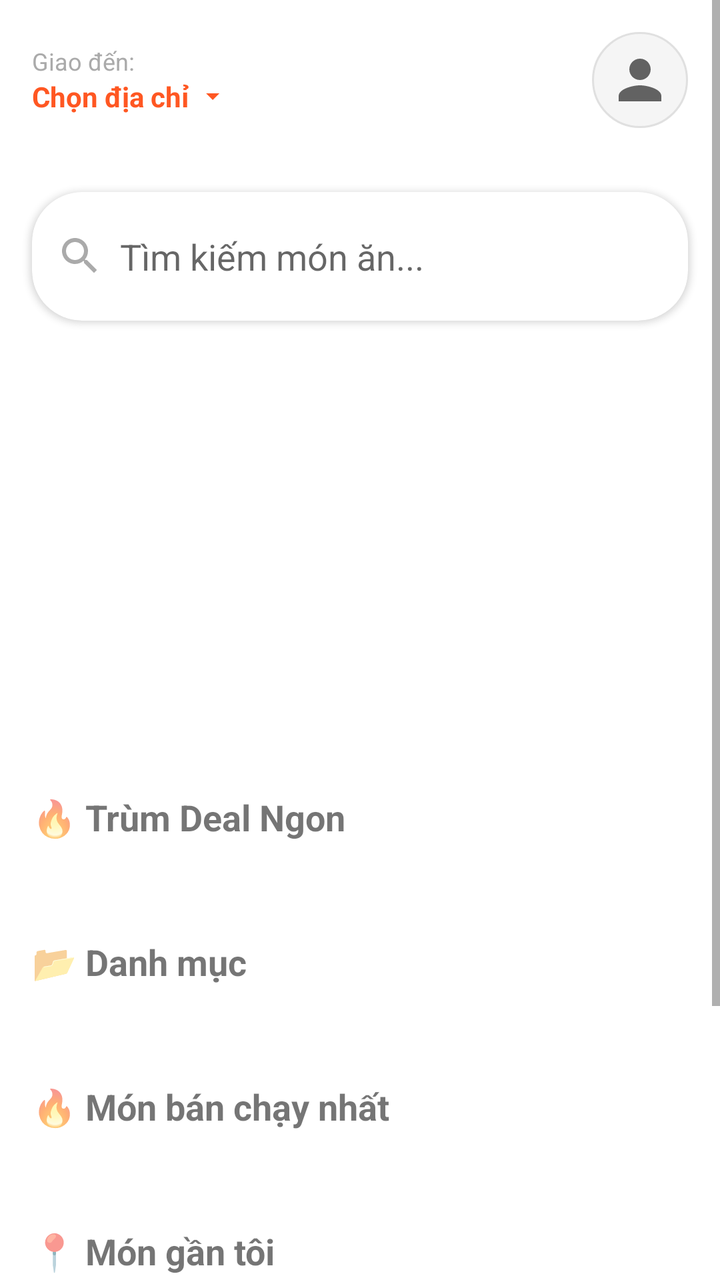
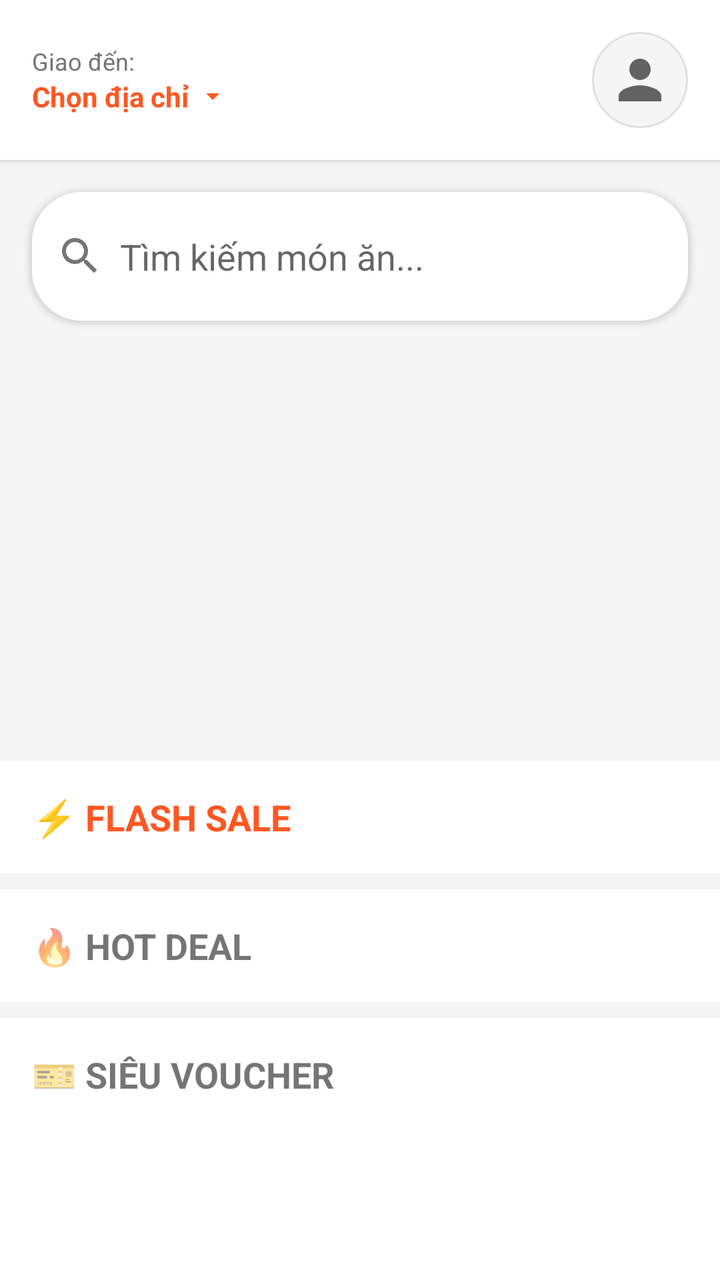

An Android layout rendered at two revisions. The XML below is the earlier revision; the diff shows what the commit changed to produce the second picture.
<!-- AndroidManifest.xml: application theme Theme.FoodOrder -->
<!-- res/layout/fragment_home.xml -->
<?xml version="1.0" encoding="utf-8"?>
<ScrollView xmlns:android="http://schemas.android.com/apk/res/android"
    xmlns:app="http://schemas.android.com/apk/res-auto"
    android:layout_width="match_parent"
    android:layout_height="match_parent"
    android:background="@android:color/white">

    <LinearLayout
        android:layout_width="match_parent"
        android:layout_height="wrap_content"
        android:orientation="vertical">

        
        <LinearLayout
            android:layout_width="match_parent"
            android:layout_height="wrap_content"
            android:orientation="horizontal"
            android:padding="16dp"
            android:gravity="center_vertical">

            <LinearLayout
                android:id="@+id/layoutAddress"
                android:layout_width="0dp"
                android:layout_height="wrap_content"
                android:layout_weight="1"
                android:orientation="vertical"
                android:clickable="true"
                android:focusable="true">

                <TextView
                    android:layout_width="wrap_content"
                    android:layout_height="wrap_content"
                    android:text="Giao đến:"
                    android:textSize="12sp"
                    android:textColor="@android:color/darker_gray"/>

                <LinearLayout
                    android:layout_width="wrap_content"
                    android:layout_height="wrap_content"
                    android:orientation="horizontal"
                    android:gravity="center_vertical">

                    <TextView
                        android:id="@+id/tvAddress"
                        android:layout_width="wrap_content"
                        android:layout_height="wrap_content"
                        android:text="Chọn địa chỉ"
                        android:textSize="14sp"
                        android:textStyle="bold"
                        android:textColor="@color/primary_color"/>

                    <ImageView
                        android:layout_width="16dp"
                        android:layout_height="16dp"
                        android:src="@drawable/ic_dropdown"
                        android:layout_marginStart="4dp"/>
                </LinearLayout>
            </LinearLayout>

            <ImageView
                android:id="@+id/ivAvatar"
                android:layout_width="48dp"
                android:layout_height="48dp"
                android:src="@drawable/ic_profile"
                android:background="@drawable/circle_background"
                android:clickable="true"
                android:focusable="true"
                android:padding="8dp"/>
        </LinearLayout>

        
        <androidx.cardview.widget.CardView
            android:layout_width="match_parent"
            android:layout_height="wrap_content"
            android:layout_margin="16dp"
            app:cardCornerRadius="25dp"
            app:cardElevation="2dp">

            <LinearLayout
                android:layout_width="match_parent"
                android:layout_height="wrap_content"
                android:orientation="horizontal"
                android:padding="12dp"
                android:gravity="center_vertical">

                <ImageView
                    android:layout_width="24dp"
                    android:layout_height="24dp"
                    android:src="@drawable/ic_search"
                    android:tint="@android:color/darker_gray"/>

                <EditText
                    android:id="@+id/etSearch"
                    android:layout_width="0dp"
                    android:layout_height="wrap_content"
                    android:layout_weight="1"
                    android:hint="Tìm kiếm món ăn..."
                    android:background="@null"
                    android:padding="8dp"
                    android:inputType="text"/>

                <ImageView
                    android:id="@+id/ivClearSearch"
                    android:layout_width="24dp"
                    android:layout_height="24dp"
                    android:src="@drawable/ic_close"
                    android:tint="@android:color/darker_gray"
                    android:visibility="gone"/>
            </LinearLayout>
        </androidx.cardview.widget.CardView>

        
        <androidx.viewpager2.widget.ViewPager2
            android:id="@+id/bannerViewPager"
            android:layout_width="match_parent"
            android:layout_height="180dp"
            android:layout_margin="12dp"/>

        <com.google.android.material.tabs.TabLayout
            android:id="@+id/tabLayout"
            android:layout_width="match_parent"
            android:layout_height="wrap_content"
            android:visibility="gone"/>

        
        <TextView
            android:layout_width="match_parent"
            android:layout_height="wrap_content"
            android:text="🔥 Trùm Deal Ngon"
            android:textSize="18sp"
            android:textStyle="bold"
            android:padding="16dp"/>

        <androidx.recyclerview.widget.RecyclerView
            android:id="@+id/rvVouchers"
            android:layout_width="match_parent"
            android:layout_height="wrap_content"
            android:layout_marginBottom="16dp"/>

        
        <TextView
            android:layout_width="match_parent"
            android:layout_height="wrap_content"
            android:text="📂 Danh mục"
            android:textSize="18sp"
            android:textStyle="bold"
            android:padding="16dp"/>

        <androidx.recyclerview.widget.RecyclerView
            android:id="@+id/rvCategories"
            android:layout_width="match_parent"
            android:layout_height="wrap_content"
            android:layout_marginBottom="16dp"/>

        
        <TextView
            android:layout_width="match_parent"
            android:layout_height="wrap_content"
            android:text="🔥 Món bán chạy nhất"
            android:textSize="18sp"
            android:textStyle="bold"
            android:padding="16dp"/>

        <androidx.recyclerview.widget.RecyclerView
            android:id="@+id/rvBestSellers"
            android:layout_width="match_parent"
            android:layout_height="wrap_content"
            android:layout_marginBottom="16dp"/>

        
        <TextView
            android:layout_width="match_parent"
            android:layout_height="wrap_content"
            android:text="📍 Món gần tôi"
            android:textSize="18sp"
            android:textStyle="bold"
            android:padding="16dp"/>

        <androidx.recyclerview.widget.RecyclerView
            android:id="@+id/rvNearby"
            android:layout_width="match_parent"
            android:layout_height="wrap_content"
            android:layout_marginBottom="16dp"/>

        
        <TextView
            android:layout_width="match_parent"
            android:layout_height="wrap_content"
            android:text="⭐ Món đánh giá cao"
            android:textSize="18sp"
            android:textStyle="bold"
            android:padding="16dp"/>

        <androidx.recyclerview.widget.RecyclerView
            android:id="@+id/rvTopRated"
            android:layout_width="match_parent"
            android:layout_height="wrap_content"
            android:layout_marginBottom="16dp"/>

        
        <TextView
            android:layout_width="match_parent"
            android:layout_height="wrap_content"
            android:text="🍽️ Tất cả món ăn"
            android:textSize="18sp"
            android:textStyle="bold"
            android:padding="16dp"/>

        <androidx.recyclerview.widget.RecyclerView
            android:id="@+id/rvAllFoods"
            android:layout_width="match_parent"
            android:layout_height="wrap_content"
            android:layout_marginBottom="16dp"/>

    </LinearLayout>

</ScrollView>
<!-- resources referenced by this layout -->
<resources>
  <color name="primary_color">#FF5722</color>
  <!-- drawable circle_background (drawable) -->
  <?xml version="1.0" encoding="utf-8"?>
  <shape xmlns:android="http://schemas.android.com/apk/res/android"
      android:shape="oval">
      <solid android:color="#F5F5F5"/>
      <stroke android:width="1dp" android:color="#E0E0E0"/>
  </shape>
  <!-- drawable ic_close (drawable) -->
  <?xml version="1.0" encoding="utf-8"?>
  <vector xmlns:android="http://schemas.android.com/apk/res/android"
      android:width="24dp"
      android:height="24dp"
      android:viewportWidth="24"
      android:viewportHeight="24">
      <path
          android:fillColor="#000000"
          android:pathData="M19,6.41L17.59,5 12,10.59 6.41,5 5,6.41 10.59,12 5,17.59 6.41,19 12,13.41 17.59,19 19,17.59 13.41,12z"/>
  </vector>
  <!-- drawable ic_dropdown (drawable) -->
  <?xml version="1.0" encoding="utf-8"?>
  <vector xmlns:android="http://schemas.android.com/apk/res/android"
      android:width="16dp"
      android:height="16dp"
      android:viewportWidth="24"
      android:viewportHeight="24">
      <path
          android:fillColor="#FF5722"
          android:pathData="M7,10l5,5 5,-5z"/>
  </vector>
  <!-- drawable ic_profile (drawable) -->
  <?xml version="1.0" encoding="utf-8"?>
  <vector xmlns:android="http://schemas.android.com/apk/res/android"
      android:width="24dp"
      android:height="24dp"
      android:viewportWidth="24"
      android:viewportHeight="24"
      android:tint="?attr/colorControlNormal">
      <path
          android:fillColor="@android:color/white"
          android:pathData="M12,12c2.21,0 4,-1.79 4,-4s-1.79,-4 -4,-4 -4,1.79 -4,4 1.79,4 4,4zM12,14c-2.67,0 -8,1.34 -8,4v2h16v-2c0,-2.66 -5.33,-4 -8,-4z"/>
  </vector>
  <!-- drawable ic_search (drawable) -->
  <?xml version="1.0" encoding="utf-8"?>
  <vector xmlns:android="http://schemas.android.com/apk/res/android"
      android:width="24dp"
      android:height="24dp"
      android:viewportWidth="24"
      android:viewportHeight="24">
      <path
          android:fillColor="#000000"
          android:pathData="M15.5,14h-0.79l-0.28,-0.27C15.41,12.59 16,11.11 16,9.5 16,5.91 13.09,3 9.5,3S3,5.91 3,9.5 5.91,16 9.5,16c1.61,0 3.09,-0.59 4.23,-1.57l0.27,0.28v0.79l5,4.99L20.49,19l-4.99,-5zM9.5,14C7.01,14 5,11.99 5,9.5S7.01,5 9.5,5 14,7.01 14,9.5 11.99,14 9.5,14z"/>
  </vector>
  <style name="Theme.FoodOrder" parent="Theme.MaterialComponents.DayNight.NoActionBar">
          
          <item name="colorPrimary">@color/primary_color</item>
          <item name="colorPrimaryVariant">@color/primary_dark</item>
          <item name="colorOnPrimary">@color/white</item>
  
          
          <item name="colorSecondary">@color/accent</item>
          <item name="colorSecondaryVariant">@color/teal_700</item>
          <item name="colorOnSecondary">@color/black</item>
  
          
          <item name="android:windowBackground">@color/background</item>
  
          
          <item name="colorSurface">@color/surface</item>
          <item name="colorOnSurface">@color/text_primary</item>
          <item name="colorError">#FF0000</item>
      </style>
  <color name="primary_dark">#E64A19</color>
  <color name="white">#FFFFFFFF</color>
  <color name="accent">#FFC107</color>
  <color name="teal_700">#FF018786</color>
  <color name="black">#FF000000</color>
  <color name="background">#FFFFFF</color>
  <color name="surface">#F5F5F5</color>
  <color name="text_primary">#212121</color>
</resources>

<!-- the commit's change to res/layout/fragment_home.xml (unified diff, before → after) -->
@@ -1,9 +1,10 @@
 <?xml version="1.0" encoding="utf-8"?>
-<ScrollView xmlns:android="http://schemas.android.com/apk/res/android"
+<androidx.core.widget.NestedScrollView xmlns:android="http://schemas.android.com/apk/res/android"
     xmlns:app="http://schemas.android.com/apk/res-auto"
     android:layout_width="match_parent"
     android:layout_height="match_parent"
-    android:background="@android:color/white">
+    android:background="#F5F5F5"
+    android:fillViewport="true">
 
     <LinearLayout
         android:layout_width="match_parent"
@@ -16,7 +17,9 @@
             android:layout_height="wrap_content"
             android:orientation="horizontal"
             android:padding="16dp"
-            android:gravity="center_vertical">
+            android:background="#FFFFFF"
+            android:gravity="center_vertical"
+            android:elevation="2dp">
 
             <LinearLayout
                 android:id="@+id/layoutAddress"
@@ -32,7 +35,7 @@
                     android:layout_height="wrap_content"
                     android:text="Giao đến:"
                     android:textSize="12sp"
-                    android:textColor="@android:color/darker_gray"/>
+                    android:textColor="#757575"/>
 
                 <LinearLayout
                     android:layout_width="wrap_content"
@@ -47,7 +50,7 @@
                         android:text="Chọn địa chỉ"
                         android:textSize="14sp"
                         android:textStyle="bold"
-                        android:textColor="@color/primary_color"/>
+                        android:textColor="#FF5722"/>
 
                     <ImageView
                         android:layout_width="16dp"
@@ -63,8 +66,6 @@
                 android:layout_height="48dp"
                 android:src="@drawable/ic_profile"
                 android:background="@drawable/circle_background"
-                android:clickable="true"
-                android:focusable="true"
                 android:padding="8dp"/>
         </LinearLayout>
 
@@ -81,13 +82,14 @@
                 android:layout_height="wrap_content"
                 android:orientation="horizontal"
                 android:padding="12dp"
-                android:gravity="center_vertical">
+                android:gravity="center_vertical"
+                android:background="#FFFFFF">
 
                 <ImageView
                     android:layout_width="24dp"
                     android:layout_height="24dp"
                     android:src="@drawable/ic_search"
-                    android:tint="@android:color/darker_gray"/>
+                    android:tint="#757575"/>
 
                 <EditText
                     android:id="@+id/etSearch"
@@ -104,7 +106,7 @@
                     android:layout_width="24dp"
                     android:layout_height="24dp"
                     android:src="@drawable/ic_close"
-                    android:tint="@android:color/darker_gray"
+                    android:tint="#757575"
                     android:visibility="gone"/>
             </LinearLayout>
         </androidx.cardview.widget.CardView>
@@ -116,102 +118,111 @@
             android:layout_height="180dp"
             android:layout_margin="12dp"/>
 
-        <com.google.android.material.tabs.TabLayout
-            android:id="@+id/tabLayout"
-            android:layout_width="match_parent"
-            android:layout_height="wrap_content"
+        
+        <TextView
+            android:layout_width="match_parent"
+            android:layout_height="wrap_content"
+            android:text="⚡ FLASH SALE"
+            android:textSize="18sp"
+            android:textStyle="bold"
+            android:textColor="#FF5722"
+            android:padding="16dp"
+            android:background="#FFFFFF"/>
+
+        <androidx.recyclerview.widget.RecyclerView
+            android:id="@+id/rvFlashSale"
+            android:layout_width="match_parent"
+            android:layout_height="wrap_content"
+            android:nestedScrollingEnabled="false"
+            android:orientation="vertical"
+            android:layout_marginBottom="8dp"
+            android:background="#FFFFFF"/>
+
+        
+        <TextView
+            android:layout_width="match_parent"
+            android:layout_height="wrap_content"
+            android:text="🔥 HOT DEAL"
+            android:textSize="18sp"
+            android:textStyle="bold"
+            android:padding="16dp"
+            android:background="#FFFFFF"/>
+
+        <androidx.recyclerview.widget.RecyclerView
+            android:id="@+id/rvHotDeals"
+            android:layout_width="match_parent"
+            android:layout_height="wrap_content"
+            android:nestedScrollingEnabled="false"
+            android:orientation="vertical"
+            android:layout_marginBottom="8dp"
+            android:background="#FFFFFF"/>
+
+        
+        <TextView
+            android:layout_width="match_parent"
+            android:layout_height="wrap_content"
+            android:text="🎫 SIÊU VOUCHER"
+            android:textSize="18sp"
+            android:textStyle="bold"
+            android:padding="16dp"
+            android:background="#FFFFFF"/>
+
+        <androidx.recyclerview.widget.RecyclerView
+            android:id="@+id/rvVouchers"
+            android:layout_width="match_parent"
+            android:layout_height="120dp"
+            android:orientation="horizontal"
+            android:layout_marginBottom="8dp"
+            android:background="#FFFFFF"/>
+
+        
+        <TextView
+            android:layout_width="match_parent"
+            android:layout_height="wrap_content"
+            android:text="📂 DANH MỤC"
+            android:textSize="18sp"
+            android:textStyle="bold"
+            android:padding="16dp"
+            android:background="#FFFFFF"/>
+
+        <androidx.recyclerview.widget.RecyclerView
+            android:id="@+id/rvCategories"
+            android:layout_width="match_parent"
+            android:layout_height="wrap_content"
+            android:orientation="horizontal"
+            android:nestedScrollingEnabled="false"
+            android:layout_marginBottom="8dp"
+            android:background="#FFFFFF"/>
+
+        
+        <TextView
+            android:layout_width="match_parent"
+            android:layout_height="wrap_content"
+            android:text="🍽️ TẤT CẢ MÓN ĂN"
+            android:textSize="18sp"
+            android:textStyle="bold"
+            android:padding="16dp"
+            android:background="#FFFFFF"/>
+
+        <androidx.recyclerview.widget.RecyclerView
+            android:id="@+id/rvAllFoods"
+            android:layout_width="match_parent"
+            android:layout_height="wrap_content"
+            android:layout_marginBottom="80dp"
+            android:nestedScrollingEnabled="false"
+            android:background="#FFFFFF"/>
+
+        <TextView
+            android:id="@+id/tvStatus"
+            android:layout_width="match_parent"
+            android:layout_height="wrap_content"
+            android:text="Đang tải dữ liệu..."
+            android:textSize="14sp"
+            android:gravity="center"
+            android:padding="16dp"
+            android:textColor="#FF5722"
             android:visibility="gone"/>
 
-        
-        <TextView
-            android:layout_width="match_parent"
-            android:layout_height="wrap_content"
-            android:text="🔥 Trùm Deal Ngon"
-            android:textSize="18sp"
-            android:textStyle="bold"
-            android:padding="16dp"/>
-
-        <androidx.recyclerview.widget.RecyclerView
-            android:id="@+id/rvVouchers"
-            android:layout_width="match_parent"
-            android:layout_height="wrap_content"
-            android:layout_marginBottom="16dp"/>
-
-        
-        <TextView
-            android:layout_width="match_parent"
-            android:layout_height="wrap_content"
-            android:text="📂 Danh mục"
-            android:textSize="18sp"
-            android:textStyle="bold"
-            android:padding="16dp"/>
-
-        <androidx.recyclerview.widget.RecyclerView
-            android:id="@+id/rvCategories"
-            android:layout_width="match_parent"
-            android:layout_height="wrap_content"
-            android:layout_marginBottom="16dp"/>
-
-        
-        <TextView
-            android:layout_width="match_parent"
-            android:layout_height="wrap_content"
-            android:text="🔥 Món bán chạy nhất"
-            android:textSize="18sp"
-            android:textStyle="bold"
-            android:padding="16dp"/>
-
-        <androidx.recyclerview.widget.RecyclerView
-            android:id="@+id/rvBestSellers"
-            android:layout_width="match_parent"
-            android:layout_height="wrap_content"
-            android:layout_marginBottom="16dp"/>
-
-        
-        <TextView
-            android:layout_width="match_parent"
-            android:layout_height="wrap_content"
-            android:text="📍 Món gần tôi"
-            android:textSize="18sp"
-            android:textStyle="bold"
-            android:padding="16dp"/>
-
-        <androidx.recyclerview.widget.RecyclerView
-            android:id="@+id/rvNearby"
-            android:layout_width="match_parent"
-            android:layout_height="wrap_content"
-            android:layout_marginBottom="16dp"/>
-
-        
-        <TextView
-            android:layout_width="match_parent"
-            android:layout_height="wrap_content"
-            android:text="⭐ Món đánh giá cao"
-            android:textSize="18sp"
-            android:textStyle="bold"
-            android:padding="16dp"/>
-
-        <androidx.recyclerview.widget.RecyclerView
-            android:id="@+id/rvTopRated"
-            android:layout_width="match_parent"
-            android:layout_height="wrap_content"
-            android:layout_marginBottom="16dp"/>
-
-        
-        <TextView
-            android:layout_width="match_parent"
-            android:layout_height="wrap_content"
-            android:text="🍽️ Tất cả món ăn"
-            android:textSize="18sp"
-            android:textStyle="bold"
-            android:padding="16dp"/>
-
-        <androidx.recyclerview.widget.RecyclerView
-            android:id="@+id/rvAllFoods"
-            android:layout_width="match_parent"
-            android:layout_height="wrap_content"
-            android:layout_marginBottom="16dp"/>
-
     </LinearLayout>
 
-</ScrollView>
+</androidx.core.widget.NestedScrollView>
